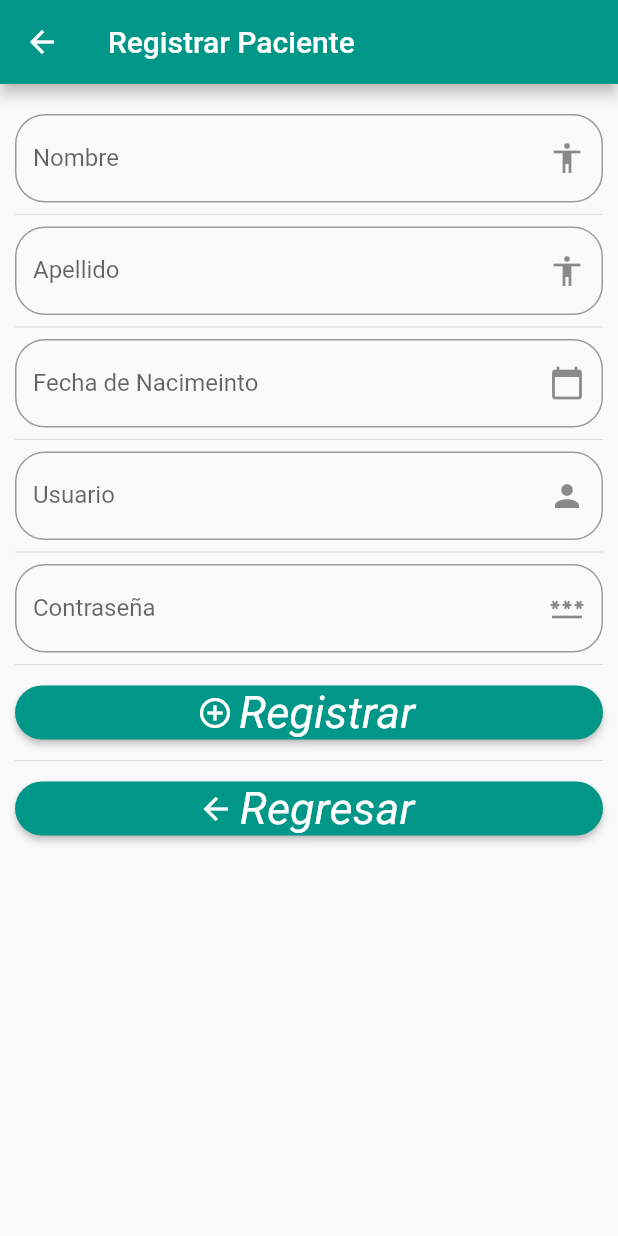
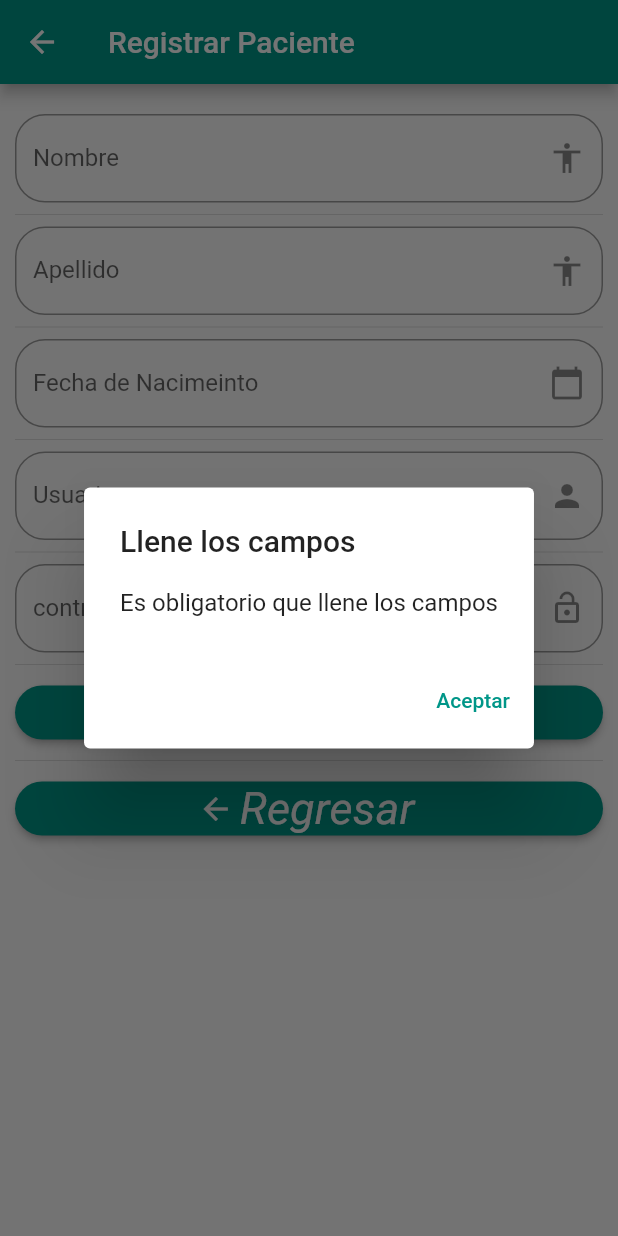
Before and after one commit to MarianoHuerta/ProyectoFlutter, a Flutter app: the registroPaciente screen opened by its route, after a tap on "Registrar", on a phone screen of 412 x 824 dp. Run offline on Flutter 3.47's test engine with Material 2 defaults, Android fonts, the phone set to English and light mode, and no system bars.

Commit message:
Actualizacion
se actualizo Login y registroPaciente

```diff
--- a/lib/view/registroPaciente.dart
+++ b/lib/view/registroPaciente.dart
@@ -10,15 +10,19 @@ class registroPaciente extends StatefulWidget {
 }
 
 class _registroPacienteState extends State<registroPaciente> {
-  final nombre = TextEditingController();
-  final apellido = TextEditingController();
+  TextEditingController nombre = new TextEditingController();
+  TextEditingController apellido = new TextEditingController();
+  TextEditingController usuario = new TextEditingController();
+  TextEditingController contrasenia = new TextEditingController();
+  TextEditingController _inputFieldDateController = new TextEditingController();
 
   String _nombre = '';
   String _Apellido = '';
   String _fecha='';
   int _edad = 0;
+  String _usuario = '';
+  String _contrasenia = '';
 
-  TextEditingController _inputFieldDateController = new TextEditingController();
 
   @override
   Widget build(BuildContext context) {
@@ -81,35 +85,6 @@ class _registroPacienteState extends State<registroPaciente> {
     );
   }
 
-  Widget _crearUsuario(){
-    return TextField(
-      controller: apellido,
-      decoration: InputDecoration(
-        border: OutlineInputBorder(
-          borderRadius: BorderRadius.circular(20.0),
-        ),
-        hintText: 'Ingrese su Usuario',
-        labelText: 'Usuario',
-        suffixIcon: Icon(Icons.person),
-      ),
-    );
-  }
-
-  Widget _crearContrasena(){
-    return TextField(
-      controller: apellido,
-      obscureText: true,
-      decoration: InputDecoration(
-        border: OutlineInputBorder(
-          borderRadius: BorderRadius.circular(20.0),
-        ),
-        hintText: 'Ingrese su Contraseña',
-        labelText: 'Contraseña',
-        suffixIcon: Icon(Icons.password),
-      ),
-    );
-  }
-
   Widget _crearFecha(BuildContext context){
     return TextField(
       controller: _inputFieldDateController,
@@ -140,16 +115,42 @@ class _registroPacienteState extends State<registroPaciente> {
     if(picked != null){
       setState(() {
         DateTime ano = DateTime.now();
-        if(ano.month >= picked.month){
-          _edad = ano.year - picked.year;
-        }else{
-          _edad = ano.year - picked.year - 1;
-        }
+        _edad = ano.year - picked.year - 1;
+        _edad = _edad + 1;
 
         _fecha = picked.toString();
         _inputFieldDateController.text = _fecha;
       });
     }
+  }
+
+  Widget _crearUsuario(){
+    return TextField(
+      controller: usuario,
+      decoration: InputDecoration(
+        border: OutlineInputBorder(
+          borderRadius: BorderRadius.circular(20.0),
+        ),
+        hintText: 'Ingrese su Usuario',
+        labelText: 'Usuario',
+        suffixIcon: Icon(Icons.person_sharp),
+      ),
+    );
+  }
+
+  Widget _crearContrasena(){
+    return TextField(
+      controller: contrasenia,
+      obscureText: true,
+      decoration: InputDecoration(
+        border: OutlineInputBorder(
+          borderRadius: BorderRadius.circular(20.0),
+        ),
+        hintText: 'Ingrese su contraseña',
+        labelText: 'contraseña',
+        suffixIcon: Icon(Icons.lock_open),
+      ),
+    );
   }
 
   Widget _registrarBoton(){
@@ -171,10 +172,31 @@ class _registroPacienteState extends State<registroPaciente> {
       label: Text('Registrar'),
       onPressed: (){
         setState(() {
-          _nombre = nombre.text;
-          _Apellido = apellido.text;
 
-          print("$_nombre $_Apellido $_fecha $_edad");
+          if(nombre.text == "" || apellido.text == "" || _inputFieldDateController.text == "" || usuario.text == "" || contrasenia.text == ""){
+            showDialog(
+              context: context,
+              barrierDismissible: false,
+              builder: (BuildContext context){
+                return AlertDialog(
+                  title: Text('Llene los campos'),
+                  content: SingleChildScrollView(
+                    child: ListBody(
+                      children: [Text('Es obligatorio que llene los campos')],
+                    ),
+                  ),
+                  actions: [
+                    TextButton(
+                      onPressed: (){
+                        Navigator.of(context).pop();
+                      }, child: Text('Aceptar'))
+                  ],
+                );
+              });
+          }else{
+            registrar();
+            Navigator.pop(context);
+          }
 
           nombre.text='';
           apellido.text='';
@@ -208,4 +230,23 @@ class _registroPacienteState extends State<registroPaciente> {
       );
   }
 
+  void registrar() {
+    print(nombre.text);
+    print(apellido.text);
+    print(_inputFieldDateController.text);
+    print(_edad);
+    print(usuario.text);
+    print(contrasenia.text);
+    /*var url = "http://ip/NameDB/RegistrarPaciente.php";
+
+    http.post(url, body: {
+      "Nombres": nombre.text,
+      "Apellidos": apellido.text,
+      "FechaNaci": _inputFieldDateController.text,
+      "Edad": _edad,
+      "Nombre": usuario.text,
+      "Contrasenia": contrasenia.text
+    });*/
+  }
+
 }
```
Also changed, not shown: lib/view/Login.dart (+30 -7 lines).
